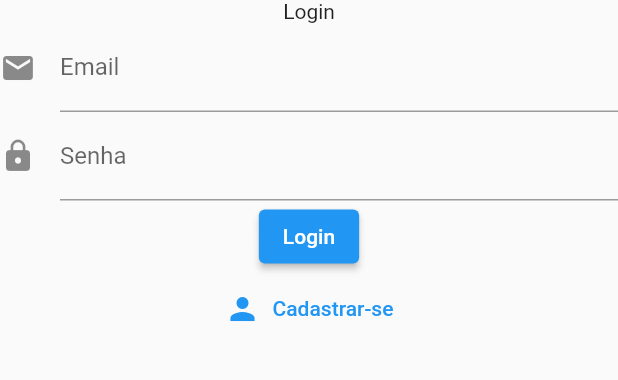
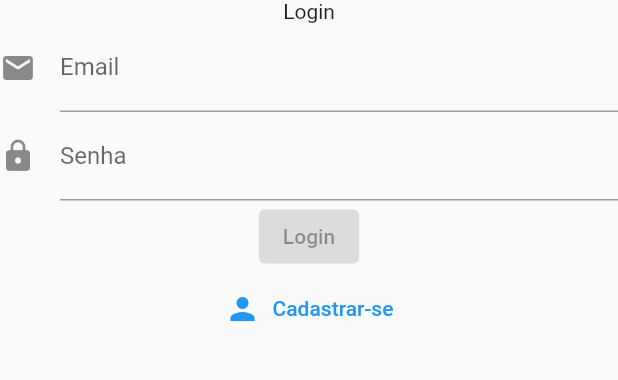
Before and after one commit to renankanu/clean_architecture_tdd_flutter, a Flutter app: the LoginPage screen opened directly, on a phone screen of 412 x 824 dp, the part 596-976 px from its top. Run offline on Flutter 3.47's test engine with Material 2 defaults, Android fonts, the light colour scheme and no system bars.

Commit message:
ensure LoginPage loads with correct initial state

```diff
--- a/lib/ui/pages/login_page.dart
+++ b/lib/ui/pages/login_page.dart
@@ -32,9 +32,9 @@ class LoginPage extends StatelessWidget {
                       ),
                       obscureText: true,
                     ),
-                    ElevatedButton(
-                      onPressed: () {},
-                      child: const Text('Login'),
+                    const ElevatedButton(
+                      onPressed: null,
+                      child: Text('Login'),
                     ),
                     TextButton.icon(
                       onPressed: () {},
```
Also changed, not shown: 13 other files.
